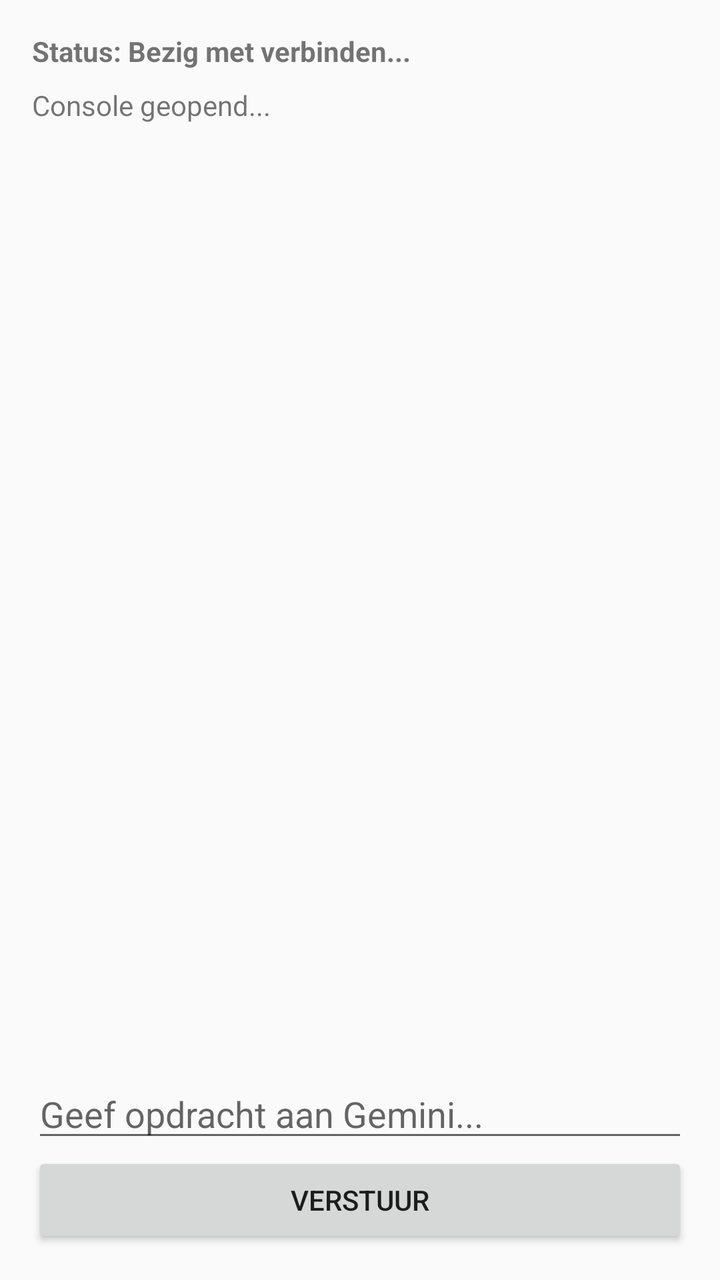
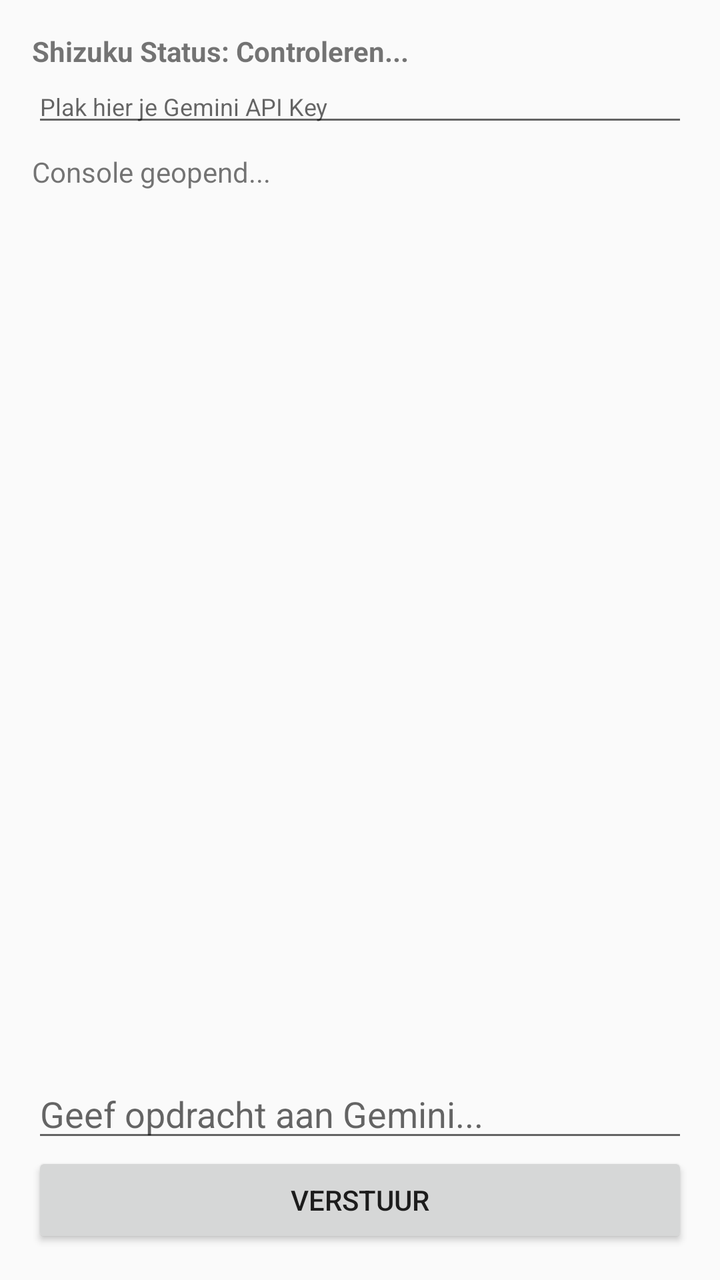

The first picture is an Android layout as it rendered before a commit; the second is the same layout after the commit. The layout source and the unified diff follow.
<!-- AndroidManifest.xml: application theme android:Theme.Material.Light.NoActionBar -->
<!-- res/layout/activity_main.xml -->
<?xml version="1.0" encoding="utf-8"?>
<LinearLayout xmlns:android="http://schemas.android.com/apk/res/android"
    android:layout_width="match_parent"
    android:layout_height="match_parent"
    android:orientation="vertical"
    android:padding="16dp">

    <TextView
        android:id="@+id/txtStatus"
        android:layout_width="match_parent"
        android:layout_height="wrap_content"
        android:text="Status: Bezig met verbinden..."
        android:textStyle="bold" />

    <ScrollView
        android:layout_width="match_parent"
        android:layout_height="0dp"
        android:layout_weight="1"
        android:layout_marginVertical="8dp">
        <TextView
            android:id="@+id/txtLog"
            android:layout_width="match_parent"
            android:layout_height="wrap_content"
            android:text="Console geopend..." />
    </ScrollView>

    <EditText
        android:id="@+id/edtInput"
        android:layout_width="match_parent"
        android:layout_height="wrap_content"
        android:hint="Geef opdracht aan Gemini..." />

    <Button
        android:id="@+id/btnSend"
        android:layout_width="match_parent"
        android:layout_height="wrap_content"
        android:text="Verstuur" />
</LinearLayout>
<!-- resources referenced by this layout -->
<resources>

</resources>

<!-- the commit's change to res/layout/activity_main.xml (unified diff, before → after) -->
@@ -9,8 +9,16 @@
         android:id="@+id/txtStatus"
         android:layout_width="match_parent"
         android:layout_height="wrap_content"
-        android:text="Status: Bezig met verbinden..."
+        android:text="Shizuku Status: Controleren..."
         android:textStyle="bold" />
+
+    <EditText
+        android:id="@+id/edtApiKey"
+        android:layout_width="match_parent"
+        android:layout_height="wrap_content"
+        android:hint="Plak hier je Gemini API Key"
+        android:textSize="12sp"
+        android:singleLine="true" />
 
     <ScrollView
         android:layout_width="match_parent"
@@ -21,7 +29,7 @@
             android:id="@+id/txtLog"
             android:layout_width="match_parent"
             android:layout_height="wrap_content"
-            android:text="Console geopend..." />
+            android:text="Console geopend...\n" />
     </ScrollView>
 
     <EditText
